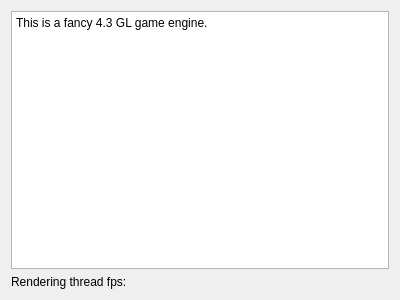
This is dialogs/about/about.ui in aaether14/aaengine as Qt 5 draws it before an edit. The edited form follows.
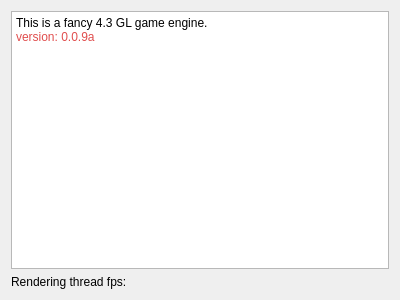
This is the edited form.

```diff
--- a/dialogs/about/about.ui
+++ b/dialogs/about/about.ui
@@ -23,7 +23,8 @@
 &lt;html&gt;&lt;head&gt;&lt;meta name=&quot;qrichtext&quot; content=&quot;1&quot; /&gt;&lt;style type=&quot;text/css&quot;&gt;
 p, li { white-space: pre-wrap; }
 &lt;/style&gt;&lt;/head&gt;&lt;body style=&quot; font-family:'Noto Sans'; font-size:9pt; font-weight:400; font-style:normal;&quot;&gt;
-&lt;p style=&quot; margin-top:0px; margin-bottom:0px; margin-left:0px; margin-right:0px; -qt-block-indent:0; text-indent:0px;&quot;&gt;This is a fancy 4.3 GL game engine.&lt;/p&gt;&lt;/body&gt;&lt;/html&gt;</string>
+&lt;p style=&quot; margin-top:0px; margin-bottom:0px; margin-left:0px; margin-right:0px; -qt-block-indent:0; text-indent:0px;&quot;&gt;This is a fancy 4.3 GL game engine.&lt;/p&gt;
+&lt;p style=&quot; margin-top:0px; margin-bottom:0px; margin-left:0px; margin-right:0px; -qt-block-indent:0; text-indent:0px;&quot;&gt;&lt;span style=&quot; color:#e04d4d;&quot;&gt;version: 0.0.9a&lt;/span&gt;&lt;/p&gt;&lt;/body&gt;&lt;/html&gt;</string>
        </property>
       </widget>
      </item>
```
